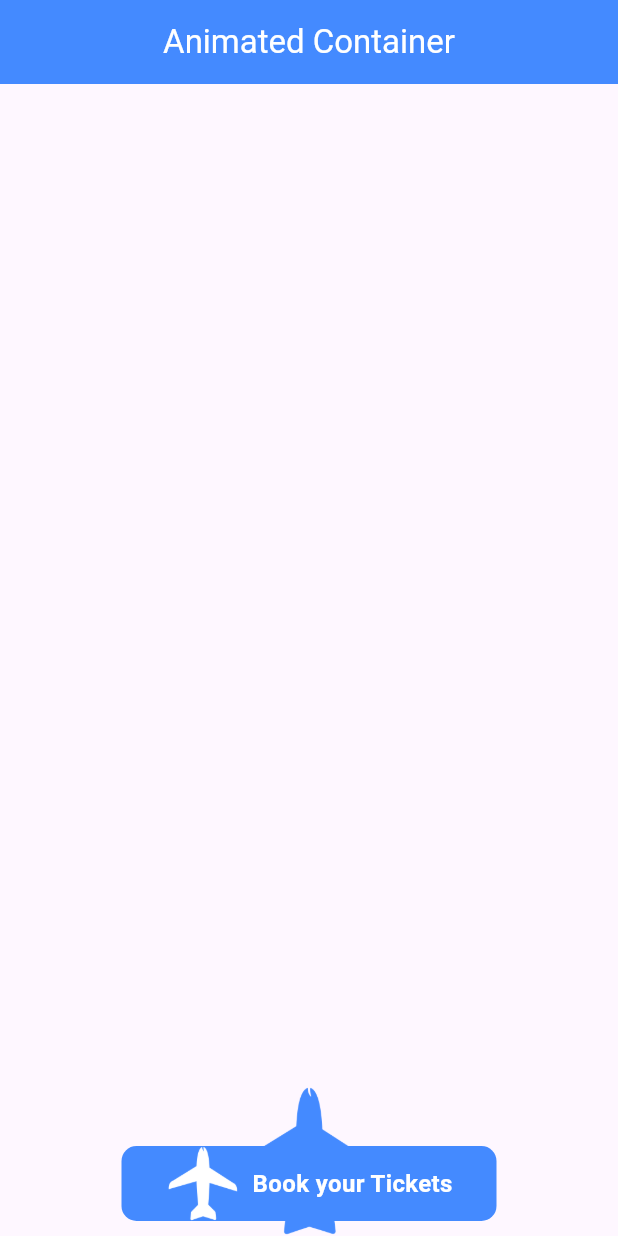
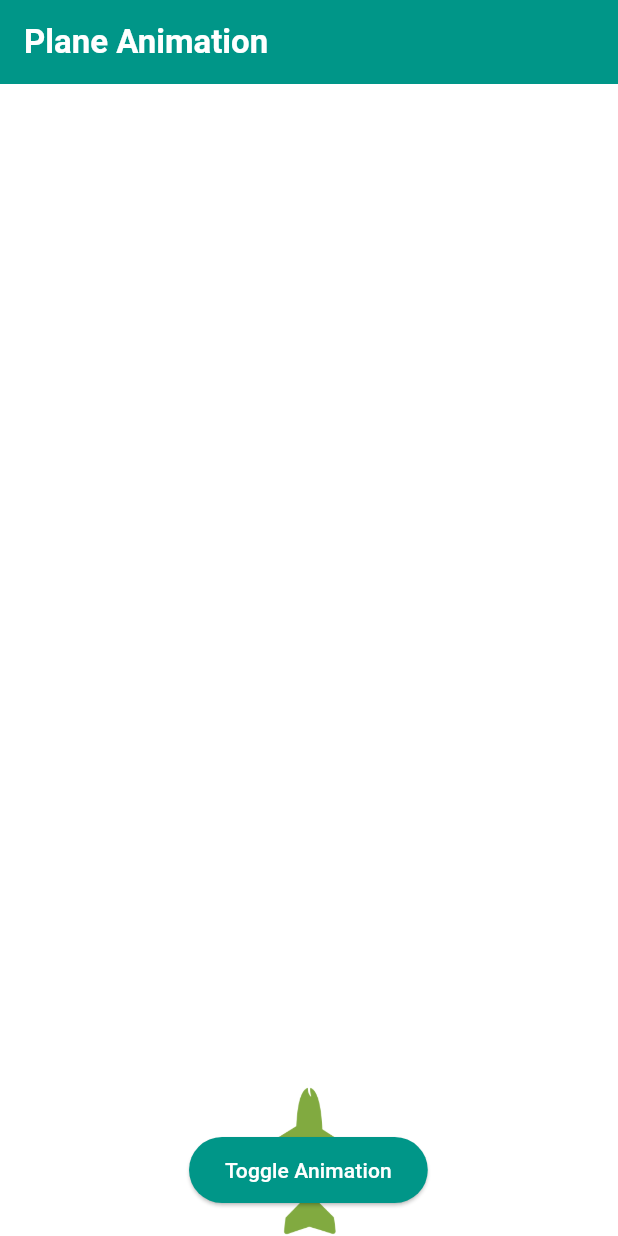
Before and after one commit to sanjuafre123/animation_daily_dask, a Flutter app: the screen it shows after launch, on a phone screen of 412 x 824 dp. Run offline on Flutter 3.47's test engine with Material 3 defaults, Android fonts, the phone set to English and light mode, and no system bars.

Commit message:
20/11/2024

```diff
--- a/lib/main.dart
+++ b/lib/main.dart
@@ -13,7 +13,7 @@ class MyApp extends StatelessWidget {
   Widget build(BuildContext context) {
     return const MaterialApp(
       debugShowCheckedModeBanner: false,
-      home: FlightScreen(),
+      home: PlaneAnimationPage(),
     );
   }
 }
--- a/lib/screens/airoplane_screen.dart
+++ b/lib/screens/airoplane_screen.dart
@@ -1,101 +1,78 @@
 import 'package:flutter/material.dart';
 
-class FlightScreen extends StatefulWidget {
-  const FlightScreen({super.key});
+class PlaneAnimationPage extends StatefulWidget {
+  const PlaneAnimationPage({Key? key}) : super(key: key);
 
   @override
-  State<FlightScreen> createState() => _FlightScreenState();
+  State<PlaneAnimationPage> createState() => _PlaneAnimationPageState();
 }
 
-class _FlightScreenState extends State<FlightScreen> {
-  Alignment _alignment = Alignment.bottomCenter; // Start at bottom center
-  bool isBooked = false; // Track booking status
+class _PlaneAnimationPageState extends State<PlaneAnimationPage> {
+  bool _isPlaneUp = false;
+  int _index = 0;
+
+  final List<Alignment> _alignments = [
+    Alignment.bottomCenter,
+    Alignment.topLeft,
+    Alignment.topRight,
+    Alignment.topCenter
+  ];
+
+  void _toggleAnimation() {
+    setState(() {
+      _isPlaneUp = !_isPlaneUp;
+      _index = (_index + 1) % _alignments.length; // Loop through alignments
+    });
+  }
 
   @override
   Widget build(BuildContext context) {
     return Scaffold(
       appBar: AppBar(
-        backgroundColor: isBooked ? Colors.teal : Colors.blueAccent,
-        centerTitle: true,
-        title: Text(
-          'Animated Container',
-          style: TextStyle(color: Colors.white),
+        title: const Text(
+          'Plane Animation',
+          style: TextStyle(color: Colors.white, fontWeight: FontWeight.bold),
         ),
+        backgroundColor: Colors.teal,
       ),
-      body: Stack(
-        children: [
-          // Animated Container for the movement
-          AnimatedAlign(
-            duration: Duration(seconds: 2),
-            curve: Curves.easeInOut,
-            alignment: _alignment, // Animate alignment from bottom to center
-            child: Container(
-              height: 100,
-              width: 100,
+      body: AnimatedContainer(
+        duration: const Duration(seconds: 2),
+        curve: Curves.easeInOut,
+        color: _isPlaneUp ? Colors.blue[300] : Colors.white,
+        child: Stack(
+          children: [
+            AnimatedAlign(
+              duration: const Duration(seconds: 2),
+              curve: Curves.easeInOut,
+              alignment:
+                  _isPlaneUp ? Alignment.bottomCenter : _alignments[_index],
               child: Image.asset(
                 'assets/sign.png',
-                color: isBooked ? Colors.teal : Colors.blueAccent,
+                height: 100,
+                width: 100,
               ),
             ),
-          ),
-          // Bottom Sheet
-          Align(
-            alignment: Alignment.bottomCenter,
-            child: GestureDetector(
-              onTap: () {
-                setState(() {
-                  // Toggle position and update booking state
-                  _alignment = _alignment == Alignment.bottomCenter
-                      ? Alignment.topLeft
-                      : Alignment.bottomCenter;
-                  isBooked = !isBooked;
-                  if(_alignment==Alignment.topRight)
-                    {
-                      _alignment = _alignment == Alignment.bottomCenter
-                          ? Alignment.topLeft
-                          : Alignment.bottomCenter;
-                    }
-                });
-              },
-              child: Container(
-                height: 50,
-                width: 250,
-                margin: EdgeInsets.only(bottom: 10),
-                // Adjust spacing if needed
-                decoration: BoxDecoration(
-                  color: isBooked ? Colors.teal : Colors.blueAccent,
-                  // Change color
-                  borderRadius: BorderRadius.circular(10),
+            Positioned(
+              bottom: 20,
+              left: MediaQuery.of(context).size.width / 2 - 80,
+              child: ElevatedButton(
+                onPressed: _toggleAnimation,
+                style: ElevatedButton.styleFrom(
+                  backgroundColor: Colors.teal,
+                  padding: const EdgeInsets.symmetric(
+                      vertical: 12.0, horizontal: 24.0),
+                  shape: RoundedRectangleBorder(
+                    borderRadius: BorderRadius.circular(30.0),
+                  ),
                 ),
-                child: Row(
-                  mainAxisAlignment: MainAxisAlignment.center,
-                  children: [
-                    (isBooked)
-                        ? Icon(
-                            Icons.check,
-                            color: Colors.white,
-                          )
-                        : Image.asset(
-                            'assets/sign.png',
-                            color: Colors.white,
-                          ),
-                    SizedBox(width: 8),
-                    Text(
-                      isBooked
-                          ? 'Success! Ticket is Booked' // Change text
-                          : 'Book your Tickets',
-                      style: TextStyle(
-                        color: Colors.white,
-                        fontSize: 16,
-                        fontWeight: FontWeight.bold,
-                      ),
-                    ),
-                  ],
+                child: const Text(
+                  "Toggle Animation",
+                  style: TextStyle(color: Colors.white),
                 ),
               ),
             ),
-          ),
-        ],
+          ],
+        ),
       ),
     );
   }
```
